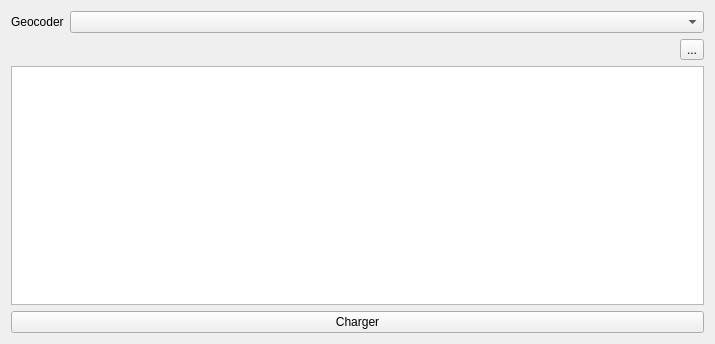
Above: french_locator_filter/gui/wdg_reverse_geocoding.ui from IGNF-Xavier/qgis-French-locator-filter before the change. Below: the same form after it.
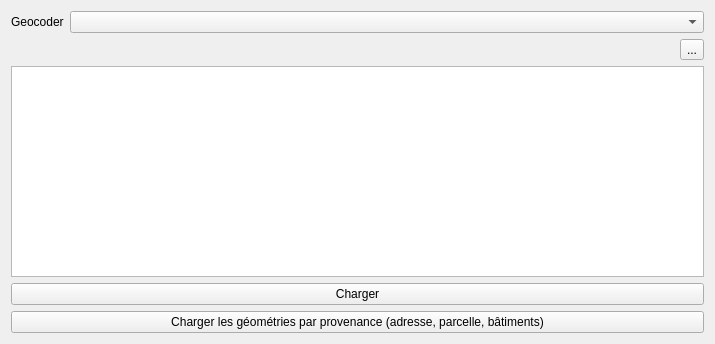
That is the form after the change. Custom widgets are drawn as their Qt base class.

Commit message: feat(ui): load chained results as deduplicated per-provenance geometry layers (1.6.6-exp)

```diff
--- a/french_locator_filter/gui/wdg_reverse_geocoding.ui
+++ b/french_locator_filter/gui/wdg_reverse_geocoding.ui
@@ -50,6 +50,13 @@
      </property>
     </widget>
    </item>
+   <item row="4" column="0" colspan="3">
+    <widget class="QPushButton" name="btn_load_provenance">
+     <property name="text">
+      <string>Charger les géométries par provenance (adresse, parcelle, bâtiments)</string>
+     </property>
+    </widget>
+   </item>
   </layout>
  </widget>
  <customwidgets>
```
The commit also changes 8 other files.
